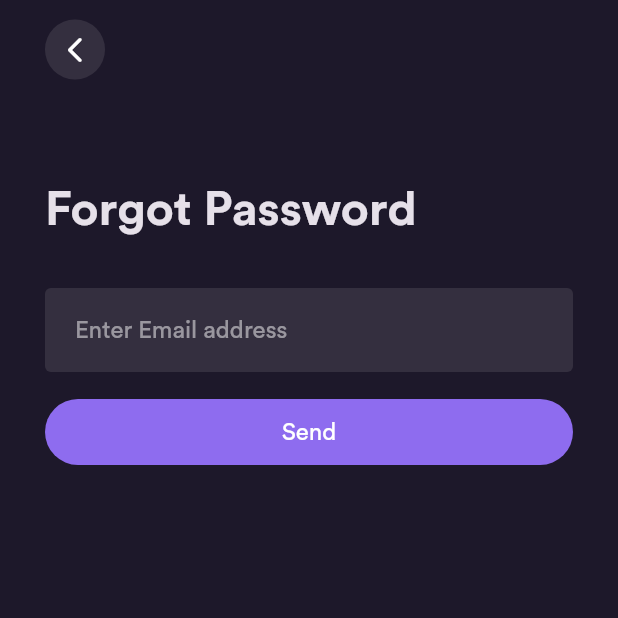
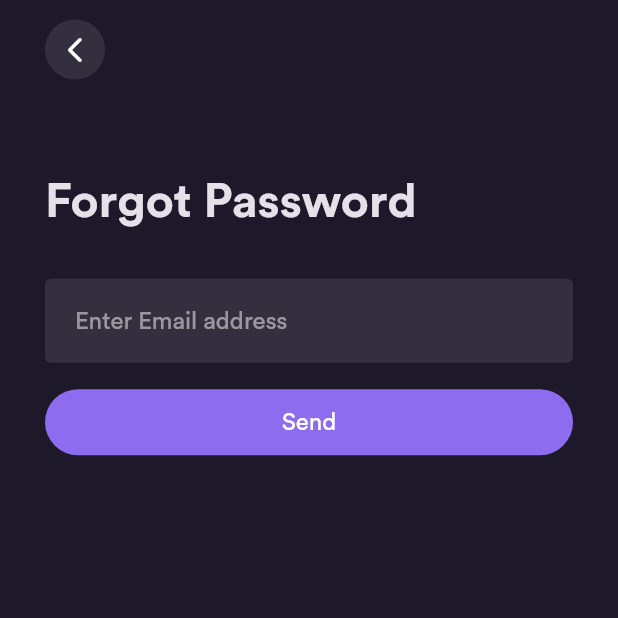
Before and after one commit to abdallhmostafa/Flare-E-commerce, a Flutter app: the ForgetPasswordPage screen opened by its route, on a phone screen of 412 x 824 dp, the top half of it. Run offline on Flutter 3.47's test engine with Material 3 defaults, Android fonts, the phone set to English and light mode, and no system bars; our stand-ins replace cloud_firestore, dartz, firebase_auth, firebase_core, flutter_bloc, flutter_screenutil and 3 more; accounts and stored records are empty.

Commit message:
add screen uitl package fix some spaces problem

```diff
--- a/lib/common/helpers/space.dart
+++ b/lib/common/helpers/space.dart
@@ -1,14 +1,15 @@
 import 'package:flutter/material.dart';
+import 'package:flutter_screenutil/flutter_screenutil.dart';
 
 class Space {
   Space._();
   static final Space instance = Space._();
   factory Space() => instance;
   static SizedBox verticalSpace(double height) {
-    return SizedBox(height: height);
+    return SizedBox(height: height.h);
   }
 
   static SizedBox horizotalSpace(double width) {
-    return SizedBox(width: width);
+    return SizedBox(width: width.w);
   }
 }
--- a/lib/presentaion/auth/forget_password/pages/forget_password_page.dart
+++ b/lib/presentaion/auth/forget_password/pages/forget_password_page.dart
@@ -35,7 +35,8 @@ class _ForgetPasswordPageState extends State<ForgetPasswordPage> {
         preferredSize: Size.fromHeight(kToolbarHeight),
         child: BasicAppBar(),
       ),
-      body: SafeArea(
+      body: SingleChildScrollView(
+        physics: const AlwaysScrollableScrollPhysics(),
         child: Padding(
           padding: const EdgeInsets.symmetric(
               horizontal: AppConstant.defaultScreenPadding),
@@ -44,7 +45,7 @@ class _ForgetPasswordPageState extends State<ForgetPasswordPage> {
             child: Column(
               crossAxisAlignment: CrossAxisAlignment.start,
               children: [
-                const Spacer(),
+                Space.verticalSpace(60),
                 Text(
                   "Forgot Password",
                   style: Theme.of(context).textTheme.headlineLarge,
@@ -74,6 +75,7 @@ class _ForgetPasswordPageState extends State<ForgetPasswordPage> {
                     ),
                   ],
                 ),
+                Space.verticalSpace(20),
                 AppReactiveSubmitBlocListner(
                   successMessage:
                       "Wohoo✨! Your password was sent successfully, please check your email",
@@ -82,7 +84,6 @@ class _ForgetPasswordPageState extends State<ForgetPasswordPage> {
                         predicate: (route) => false);
                   },
                 ),
-                const Spacer(flex: 8),
               ],
             ),
           ),
--- a/lib/presentaion/auth/gender_and_age_page/gender_and_age_page.dart
+++ b/lib/presentaion/auth/gender_and_age_page/gender_and_age_page.dart
@@ -18,11 +18,10 @@ class GenderAndAgePage extends StatelessWidget {
         preferredSize: Size.fromHeight(kToolbarHeight),
         child: BasicAppBar(),
       ),
-      body: SafeArea(
-        child: Column(
+      body: Column(
         crossAxisAlignment: CrossAxisAlignment.start,
         children: [
-            const Spacer(),
+          Space.verticalSpace(60),
           Padding(
             padding: const EdgeInsets.symmetric(
                 horizontal: AppConstant.defaultScreenPadding),
@@ -44,7 +43,6 @@ class GenderAndAgePage extends StatelessWidget {
           ButtomSection(userCreationRequest: userCreationRequest),
         ],
       ),
-      ),
     );
   }
 }
--- a/lib/presentaion/auth/sign_up/pages/widgets/create_account_fields_section.dart
+++ b/lib/presentaion/auth/sign_up/pages/widgets/create_account_fields_section.dart
@@ -50,7 +50,6 @@ class CreateAccountFieldsSection extends StatelessWidget {
               controller: context.read<SignUpCubit>().passwordController,
               hintText: 'Password',
               isObscureText: true,
-              textInputAction: TextInputAction.done,
               textInputType: TextInputType.text,
               validator: passwordValidation,
             ),
@@ -75,6 +74,4 @@ class CreateAccountFieldsSection extends StatelessWidget {
           ],
         ));
   }
-
-
 }
```
Also changed, not shown: lib/flare_app.dart (+7 -1 lines), lib/presentaion/auth/sign_in/page/enter_password_page.dart (+7 -3 lines), lib/presentaion/auth/sign_in/page/sign_in_page.dart (+5 -3 lines), lib/presentaion/auth/sign_up/pages/sign_up_page.dart (+3 -4 lines). Lines whose indentation alone changed are shown as unchanged.
